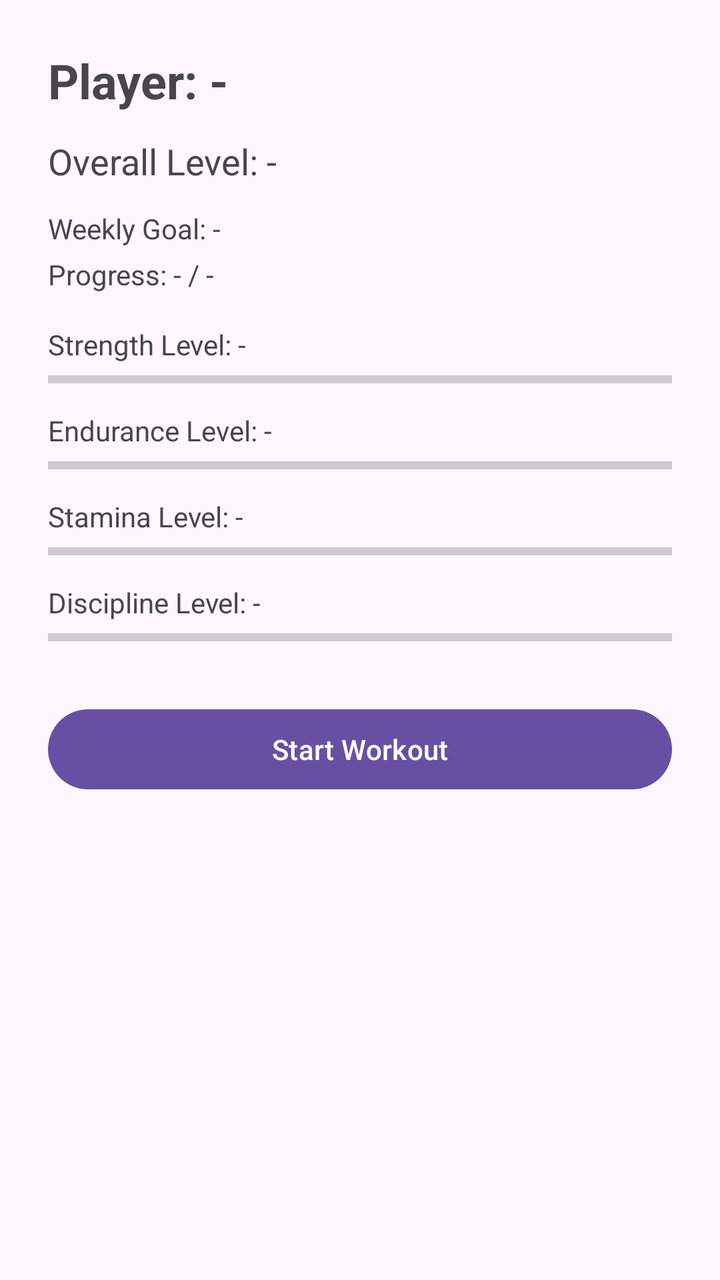
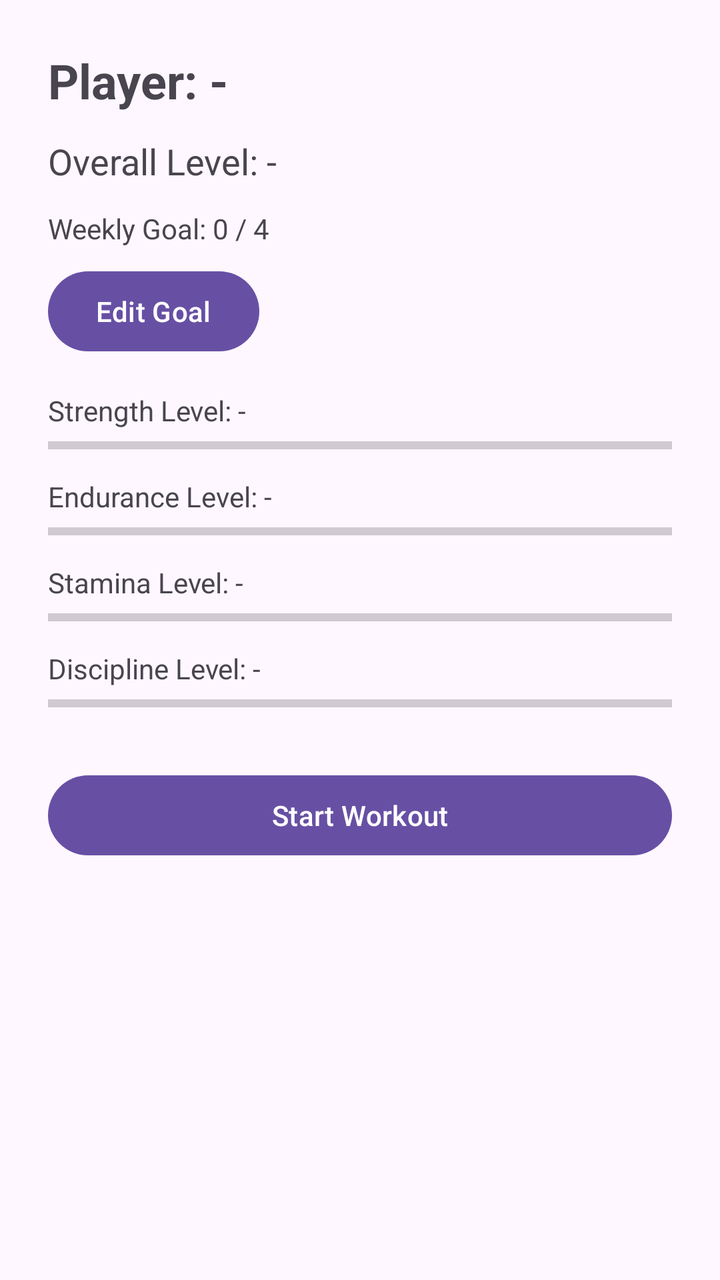

Screens rendered from an Android XML layout before and after an edit, with the pre-edit source and the edit as a unified diff.
<!-- AndroidManifest.xml: application theme Theme.SoloLeveling -->
<!-- res/layout/activity_dashboard.xml -->
<?xml version="1.0" encoding="utf-8"?>
<ScrollView xmlns:android="http://schemas.android.com/apk/res/android"
    android:layout_width="match_parent"
    android:layout_height="match_parent">

    <LinearLayout
        android:layout_width="match_parent"
        android:layout_height="wrap_content"
        android:orientation="vertical"
        android:padding="24dp">

        <TextView
            android:id="@+id/text_player_name"
            android:layout_width="match_parent"
            android:layout_height="wrap_content"
            android:textSize="24sp"
            android:textStyle="bold"
            android:text="@string/player_name_placeholder" />

        <TextView
            android:id="@+id/text_overall_level"
            android:layout_width="match_parent"
            android:layout_height="wrap_content"
            android:layout_marginTop="12dp"
            android:textSize="18sp"
            android:text="@string/overall_level_placeholder" />

        <TextView
            android:id="@+id/text_weekly_goal"
            android:layout_width="match_parent"
            android:layout_height="wrap_content"
            android:layout_marginTop="12dp"
            android:text="@string/weekly_goal_placeholder" />

        <TextView
            android:id="@+id/text_weekly_progress"
            android:layout_width="match_parent"
            android:layout_height="wrap_content"
            android:layout_marginTop="4dp"
            android:text="@string/weekly_progress_placeholder" />

        <TextView
            android:id="@+id/text_strength_level"
            android:layout_width="match_parent"
            android:layout_height="wrap_content"
            android:layout_marginTop="16dp"
            android:text="@string/strength_level_placeholder" />

        <ProgressBar
            android:id="@+id/progress_strength"
            style="?android:attr/progressBarStyleHorizontal"
            android:layout_width="match_parent"
            android:layout_height="wrap_content"
            android:max="100" />

        <TextView
            android:id="@+id/text_endurance_level"
            android:layout_width="match_parent"
            android:layout_height="wrap_content"
            android:layout_marginTop="8dp"
            android:text="@string/endurance_level_placeholder" />

        <ProgressBar
            android:id="@+id/progress_endurance"
            style="?android:attr/progressBarStyleHorizontal"
            android:layout_width="match_parent"
            android:layout_height="wrap_content"
            android:max="100" />

        <TextView
            android:id="@+id/text_stamina_level"
            android:layout_width="match_parent"
            android:layout_height="wrap_content"
            android:layout_marginTop="8dp"
            android:text="@string/stamina_level_placeholder" />

        <ProgressBar
            android:id="@+id/progress_stamina"
            style="?android:attr/progressBarStyleHorizontal"
            android:layout_width="match_parent"
            android:layout_height="wrap_content"
            android:max="100" />

        <TextView
            android:id="@+id/text_discipline_level"
            android:layout_width="match_parent"
            android:layout_height="wrap_content"
            android:layout_marginTop="8dp"
            android:text="@string/discipline_level_placeholder" />

        <ProgressBar
            android:id="@+id/progress_discipline"
            style="?android:attr/progressBarStyleHorizontal"
            android:layout_width="match_parent"
            android:layout_height="wrap_content"
            android:max="100" />


        <LinearLayout
            android:id="@+id/muscle_container"
            android:layout_width="match_parent"
            android:layout_height="wrap_content"
            android:layout_marginTop="16dp"
            android:orientation="vertical"
            android:visibility="gone">

            <TextView
                android:layout_width="match_parent"
                android:layout_height="wrap_content"
                android:text="Muscle Stats"
                android:textSize="20sp"
                android:textStyle="bold" />

            <TextView
                android:id="@+id/text_chest_level"
                android:layout_width="match_parent"
                android:layout_height="wrap_content"
                android:layout_marginTop="8dp"
                android:text="Chest Lv. 0" />

            <ProgressBar
                android:id="@+id/progress_chest"
                style="?android:attr/progressBarStyleHorizontal"
                android:layout_width="match_parent"
                android:layout_height="wrap_content"
                android:max="100" />

            <TextView
                android:id="@+id/text_back_level"
                android:layout_width="match_parent"
                android:layout_height="wrap_content"
                android:layout_marginTop="8dp"
                android:text="Back Lv. 0" />

            <ProgressBar
                android:id="@+id/progress_back"
                style="?android:attr/progressBarStyleHorizontal"
                android:layout_width="match_parent"
                android:layout_height="wrap_content"
                android:max="100" />

            <TextView
                android:id="@+id/text_legs_level"
                android:layout_width="match_parent"
                android:layout_height="wrap_content"
                android:layout_marginTop="8dp"
                android:text="Legs Lv. 0" />

            <ProgressBar
                android:id="@+id/progress_legs"
                style="?android:attr/progressBarStyleHorizontal"
                android:layout_width="match_parent"
                android:layout_height="wrap_content"
                android:max="100" />

            <TextView
                android:id="@+id/text_shoulders_level"
                android:layout_width="match_parent"
                android:layout_height="wrap_content"
                android:layout_marginTop="8dp"
                android:text="Shoulders Lv. 0" />

            <ProgressBar
                android:id="@+id/progress_shoulders"
                style="?android:attr/progressBarStyleHorizontal"
                android:layout_width="match_parent"
                android:layout_height="wrap_content"
                android:max="100" />

            <TextView
                android:id="@+id/text_arms_level"
                android:layout_width="match_parent"
                android:layout_height="wrap_content"
                android:layout_marginTop="8dp"
                android:text="Arms Lv. 0" />

            <ProgressBar
                android:id="@+id/progress_arms"
                style="?android:attr/progressBarStyleHorizontal"
                android:layout_width="match_parent"
                android:layout_height="wrap_content"
                android:max="100" />

            <TextView
                android:id="@+id/text_core_level"
                android:layout_width="match_parent"
                android:layout_height="wrap_content"
                android:layout_marginTop="8dp"
                android:text="Core Lv. 0" />

            <ProgressBar
                android:id="@+id/progress_core"
                style="?android:attr/progressBarStyleHorizontal"
                android:layout_width="match_parent"
                android:layout_height="wrap_content"
                android:max="100" />

        </LinearLayout>

        <Button
            android:id="@+id/button_start_workout"
            android:layout_width="match_parent"
            android:layout_height="wrap_content"
            android:layout_marginTop="24dp"
            android:text="@string/start_workout" />

        <Button
            android:id="@+id/button_dev_reset"
            android:layout_width="match_parent"
            android:layout_height="wrap_content"
            android:text="DEV RESET DATABASE"
            android:layout_marginTop="24dp"
            android:visibility="gone"/>

    </LinearLayout>
</ScrollView>
<!-- resources referenced by this layout -->
<resources>
  <string name="discipline_level_placeholder">Discipline Level: -</string>
  <string name="endurance_level_placeholder">Endurance Level: -</string>
  <string name="overall_level_placeholder">Overall Level: -</string>
  <string name="player_name_placeholder">Player: -</string>
  <string name="stamina_level_placeholder">Stamina Level: -</string>
  <string name="start_workout">Start Workout</string>
  <string name="strength_level_placeholder">Strength Level: -</string>
  <string name="weekly_goal_placeholder">Weekly Goal: -</string>
  <string name="weekly_progress_placeholder">Progress: - / -</string>
  <style name="Theme.SoloLeveling" parent="Base.Theme.SoloLeveling" />
  <style name="Base.Theme.SoloLeveling" parent="Theme.Material3.DayNight.NoActionBar">
          
          
      </style>
</resources>

<!-- the commit's change to res/layout/activity_dashboard.xml (unified diff, before → after) -->
@@ -30,14 +30,14 @@
             android:layout_width="match_parent"
             android:layout_height="wrap_content"
             android:layout_marginTop="12dp"
-            android:text="@string/weekly_goal_placeholder" />
-
-        <TextView
-            android:id="@+id/text_weekly_progress"
-            android:layout_width="match_parent"
-            android:layout_height="wrap_content"
-            android:layout_marginTop="4dp"
-            android:text="@string/weekly_progress_placeholder" />
+            android:text="Weekly Goal: 0 / 4" />
+
+        <Button
+            android:id="@+id/button_edit_goal"
+            android:layout_width="wrap_content"
+            android:layout_height="wrap_content"
+            android:layout_marginTop="8dp"
+            android:text="Edit Goal" />
 
         <TextView
             android:id="@+id/text_strength_level"
<!-- resource entries referenced after the edit -->
@@ -7,8 +7,6 @@
   <string name="stamina_level_placeholder">Stamina Level: -</string>
   <string name="start_workout">Start Workout</string>
   <string name="strength_level_placeholder">Strength Level: -</string>
-  <string name="weekly_goal_placeholder">Weekly Goal: -</string>
-  <string name="weekly_progress_placeholder">Progress: - / -</string>
   <style name="Theme.SoloLeveling" parent="Base.Theme.SoloLeveling" />
   <style name="Base.Theme.SoloLeveling" parent="Theme.Material3.DayNight.NoActionBar">
           
